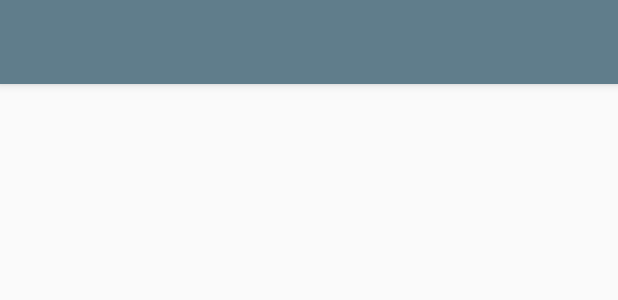
After one commit to phyros1407/Parroquia, an Android app: the layout detalle_activity.xml on its own in the app's theme, with its tools: preview values and no code run, on a phone screen of 412 x 824 dp. The commit adds this screen. Shown: the top 300 px of the screen. Run offline under Robolectric (Android 15) with nearby library versions, the phone set to English and light mode, and no system bars; network calls fail.

Commit message:
commit 2

```diff
--- a/app/src/main/AndroidManifest.xml
+++ b/app/src/main/AndroidManifest.xml
@@ -22,9 +22,9 @@
     -->
     <application
         android:allowBackup="true"
-        android:icon="@mipmap/ic_launcher"
+        android:icon="@drawable/icono_parroquia"
         android:label="@string/app_name"
-        android:roundIcon="@mipmap/ic_launcher_round"
+        android:roundIcon="@drawable/icono_parroquia"
         android:supportsRtl="true"
         android:theme="@style/AppTheme">
 
@@ -37,6 +37,8 @@
 
         </activity>
 
+        <activity android:name=".DetalleActivity"></activity>
+
         <meta-data
             android:name="com.google.android.gms.version"
             android:value="@integer/google_play_services_version" />
--- a/app/src/main/java/com/vfconsulting/barbieri/parroquia/Adapters/EventoAdapter.java
+++ b/app/src/main/java/com/vfconsulting/barbieri/parroquia/Adapters/EventoAdapter.java
@@ -7,7 +7,6 @@ import android.view.ViewGroup;
 import android.widget.ImageView;
 import android.widget.TextView;
 
-import com.google.android.gms.vision.text.Text;
 import com.vfconsulting.barbieri.parroquia.Beans.EventoBean;
 import com.vfconsulting.barbieri.parroquia.R;
 
--- /dev/null
+++ b/app/src/main/res/layout/detalle_activity.xml
@@ -0,0 +1,11 @@
+<?xml version="1.0" encoding="utf-8"?>
+<LinearLayout
+    xmlns:android="http://schemas.android.com/apk/res/android"
+    android:orientation="vertical"
+    android:layout_width="match_parent"
+    android:layout_height="match_parent">
+
+    <include
+        layout="@layout/static_toolbar"></include>
+
+</LinearLayout>
```
Also changed, not shown: app/src/main/java/com/vfconsulting/barbieri/parroquia/Beans/ActividadBean.java (added, +11 -0 lines), app/src/main/java/com/vfconsulting/barbieri/parroquia/DetalleActivity.java (added, +23 -0 lines), app/src/main/java/com/vfconsulting/barbieri/parroquia/EventosFragment.java (+23 -9 lines), app/src/main/java/com/vfconsulting/barbieri/parroquia/MainActivity.java (+10 -12 lines), app/src/main/java/com/vfconsulting/barbieri/parroquia/MapaFragment.java (+12 -1 lines), app/src/main/java/com/vfconsulting/barbieri/parroquia/RecyclerTouchListener.java (added, +57 -0 lines), app/src/main/res/layout/static_toolbar.xml (+1 -17 lines), app/src/main/res/drawable-hdpi/icono_parroquia.png (added), app/src/main/res/drawable-mdpi/icono_parroquia.png (added), app/src/main/res/drawable-xhdpi/icono_parroquia.png (added), app/src/main/res/drawable-xxhdpi/icono_parroquia.png (added), app/src/main/res/drawable-xxxhdpi/icono_parroquia.png (added).
